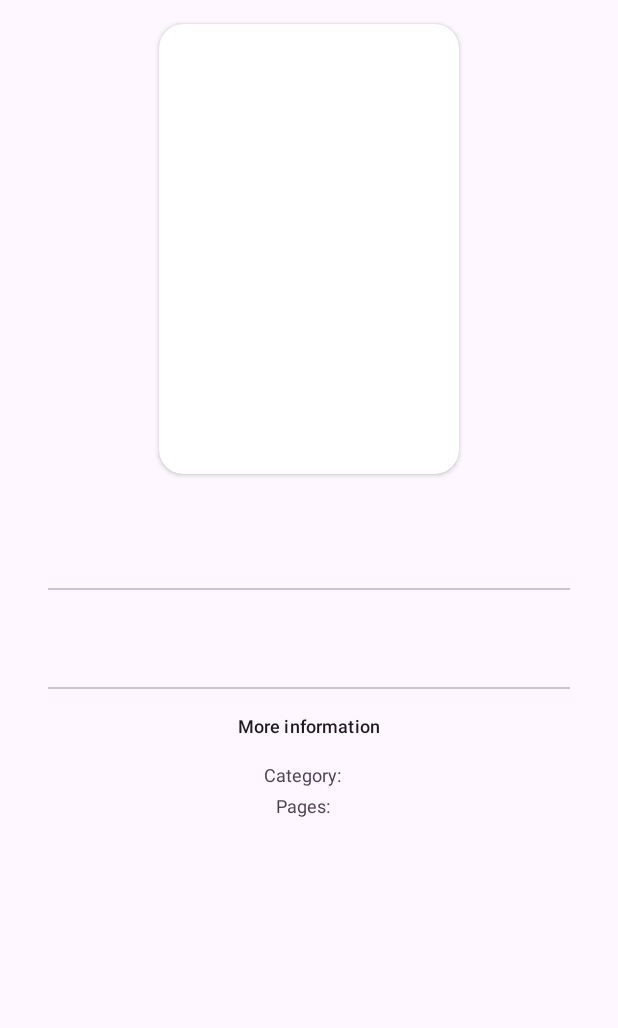
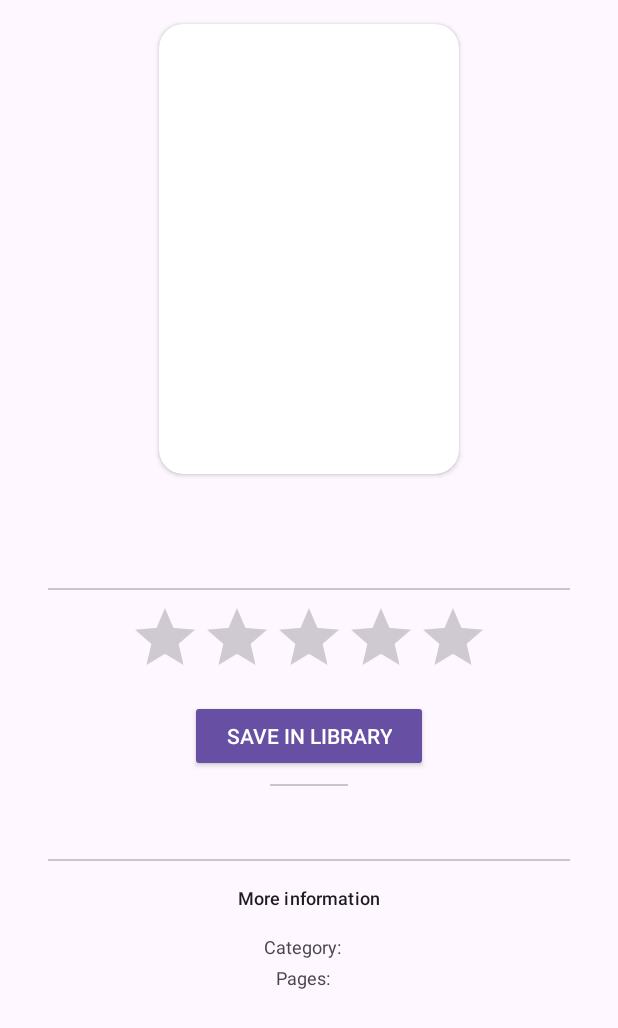
Before and after one commit to sxrgi0/ReadSpace, an Android app: the BookDetailActivity screen opened directly, with no data from a screen before it, on a phone screen of 412 x 824 dp. Shown: the top 1028 px of the screen. Run offline under Robolectric (Android 15) with nearby library versions, the phone set to English and light mode, and no system bars; our stand-ins replace Picasso; network calls fail; pictures from the network do not load; 2 statements that could not run were skipped.

Commit message:
Now you can navigate to Detail Activity

```diff
--- a/app/src/main/java/com/example/readspace/activities/BookDetailActivity.kt
+++ b/app/src/main/java/com/example/readspace/activities/BookDetailActivity.kt
@@ -1,6 +1,7 @@
 package com.example.readspace.activities
 
 import android.os.Bundle
+import android.text.Html
 import androidx.activity.enableEdgeToEdge
 import androidx.appcompat.app.AppCompatActivity
 import androidx.core.view.ViewCompat
@@ -9,6 +10,7 @@ import com.example.readspace.R
 import com.example.readspace.data.Book
 import com.example.readspace.databinding.ActivityBookDetailBinding
 import com.example.readspace.utils.BookService
+import com.squareup.picasso.Picasso
 import kotlinx.coroutines.CoroutineScope
 import kotlinx.coroutines.Dispatchers
 import kotlinx.coroutines.launch
@@ -36,14 +38,55 @@ class BookDetailActivity : AppCompatActivity() {
         }
 
         val id = intent.getStringExtra(BOOK_ID)!!
+        getBookId(id)
 
     }
 
     fun getBookId(id: String){
-        CoroutineScope(Dispatchers.IO).launch {
-            val service = BookService.getInstance()
-            //book = service.findBookbyId(id)
+        try {
+            CoroutineScope(Dispatchers.IO).launch {
+                val service = BookService.getInstance()
+                book = service.findBookbyId(id)
+
+                CoroutineScope(Dispatchers.Main).launch {
+                    loadData()
+                }
+            }
+        } catch (e: Exception) {
+            e.printStackTrace()
         }
 
     }
+
+    fun loadData(){
+        Picasso.get().load(book.volumeInfo.imageLinks?.thumbnail?.replace("http://", "https://"))
+            .placeholder(R.drawable.ic_image_error)
+            .into(binding.coverImageView)
+
+        binding.titleTextView.text = book.volumeInfo.title
+
+        if(book.volumeInfo.pageCount != 0){
+            binding.pagecountTextView.text = book.volumeInfo.pageCount.toString()
+        } else {
+            binding.pagecountTextView.text = "Unknown"
+        }
+
+        if(book.volumeInfo.authors != null){
+            binding.authorTextView.text = book.volumeInfo.authors?.joinToString(", ")
+        } else{
+            binding.authorTextView.text = "Unknown author"
+        }
+
+        if(book.volumeInfo.categories != null){
+            binding.categoryTextView.text = book.volumeInfo.categories?.joinToString(", ")
+        } else{
+            binding.categoryTextView.text = "Unknown"
+        }
+
+        if(book.volumeInfo.description != null){
+            binding.descriptionTextView.text = Html.fromHtml(book.volumeInfo.description, 0)
+        } else{
+            binding.descriptionTextView.text = "No data"
+        }
+    }
 }
--- a/app/src/main/java/com/example/readspace/activities/MainActivity.kt
+++ b/app/src/main/java/com/example/readspace/activities/MainActivity.kt
@@ -1,5 +1,6 @@
 package com.example.readspace.activities
 
+import android.content.Intent
 import android.os.Bundle
 import androidx.activity.enableEdgeToEdge
 import androidx.appcompat.app.AppCompatActivity
@@ -37,6 +38,10 @@ class MainActivity : AppCompatActivity() {
 
         adapter = BookAdapter(bookList) {
             val book = bookList[it]
+
+            val intent = Intent(this, BookDetailActivity::class.java)
+            intent.putExtra(BookDetailActivity.BOOK_ID, book.apiId)
+            startActivity(intent)
         }
 
         binding.recyclerView.adapter = adapter
--- a/app/src/main/java/com/example/readspace/adapters/BookAdapter.kt
+++ b/app/src/main/java/com/example/readspace/adapters/BookAdapter.kt
@@ -47,7 +47,7 @@ class BookViewHolder(val binding : ItemBookBinding) : ViewHolder(binding.root){
         if(book.volumeInfo.pageCount != 0){
             binding.pagesTextView.text = book.volumeInfo.pageCount.toString()
         } else {
-            binding.dateTextView.text = "Unknown"
+            binding.pagesTextView.text = "Unknown"
         }
 
         if(book.volumeInfo.authors != null){
--- a/app/src/main/java/com/example/readspace/utils/BookService.kt
+++ b/app/src/main/java/com/example/readspace/utils/BookService.kt
@@ -1,5 +1,6 @@
 package com.example.readspace.utils
 
+import com.example.readspace.data.Book
 import com.example.readspace.data.BookSearchResponse
 import retrofit2.Retrofit
 import retrofit2.converter.gson.GsonConverterFactory
@@ -20,7 +21,7 @@ interface BookService {
     suspend fun findBookbyId(
         @Path("id") id: String,
         @Query("key") apiKey: String = "AIzaSyA0XN-NMA5ffvG-1pooFfvGPNkyN7eVsJM"
-    )
+    ) :Book
 
 
 
--- a/app/src/main/res/layout/activity_book_detail.xml
+++ b/app/src/main/res/layout/activity_book_detail.xml
@@ -1,5 +1,5 @@
 <?xml version="1.0" encoding="utf-8"?>
-<LinearLayout xmlns:android="http://schemas.android.com/apk/res/android"
+<androidx.core.widget.NestedScrollView xmlns:android="http://schemas.android.com/apk/res/android"
     xmlns:app="http://schemas.android.com/apk/res-auto"
     xmlns:tools="http://schemas.android.com/tools"
     android:id="@+id/main"
@@ -8,18 +8,24 @@
     android:orientation="vertical"
     tools:context=".activities.BookDetailActivity">
 
+    <LinearLayout
+        android:layout_width="match_parent"
+        android:layout_height="match_parent"
+        android:orientation="vertical">
+
         <androidx.cardview.widget.CardView
             android:layout_width="wrap_content"
             android:layout_height="wrap_content"
+            android:layout_gravity="center_horizontal"
+            android:layout_marginTop="16dp"
             android:elevation="4dp"
-        app:cardCornerRadius="16dp"
-        android:layout_marginTop="16dp"
-        android:layout_gravity="center_horizontal">
+            app:cardCornerRadius="16dp">
 
             <ImageView
                 android:id="@+id/coverImageView"
                 android:layout_width="200dp"
-            android:layout_height="300dp"/>
+                android:layout_height="300dp"
+                android:scaleType="centerCrop" />
 
         </androidx.cardview.widget.CardView>
 
@@ -27,19 +33,22 @@
             android:id="@+id/titleTextView"
             android:layout_width="wrap_content"
             android:layout_height="wrap_content"
-        tools:text="Book Title"
+            android:layout_gravity="center_horizontal"
+            android:layout_marginStart="16dp"
+            android:layout_marginTop="16dp"
+            android:layout_marginEnd="16dp"
+            android:gravity="center_horizontal"
             android:textAppearance="@style/TextAppearance.AppCompat.Light.SearchResult.Title"
-        android:layout_marginTop="16dp"
-        android:layout_gravity="center_horizontal"/>
+            tools:text="Book Title" />
 
         <TextView
             android:id="@+id/authorTextView"
             android:layout_width="wrap_content"
             android:layout_height="wrap_content"
-        tools:text="Book Author"
+            android:layout_gravity="center_horizontal"
             android:textAppearance="@style/TextAppearance.AppCompat.Widget.ActionMode.Subtitle.Inverse"
             android:textSize="12dp"
-        android:layout_gravity="center_horizontal"/>
+            tools:text="Book Author" />
 
         <com.google.android.material.divider.MaterialDivider
             android:layout_width="match_parent"
@@ -48,31 +57,56 @@
             app:dividerInsetEnd="32dp"
             app:dividerInsetStart="32dp"/>
 
+        <androidx.appcompat.widget.AppCompatRatingBar
+            android:id="@+id/ratingBar"
+            android:layout_width="wrap_content"
+            android:layout_height="wrap_content"
+            android:layout_gravity="center_horizontal"
+            android:stepSize="0.5"
+            android:scrollbarSize="120dp"
+            android:layout_marginTop="8dp"/>
+
+        <Button
+            android:id="@+id/statusButton"
+            android:layout_width="wrap_content"
+            android:layout_height="wrap_content"
+            android:layout_gravity="center_horizontal"
+            style="@style/Widget.AppCompat.Button.Small"
+            android:text="Save in library"
+            android:layout_marginTop="8dp"/>
+
+        <com.google.android.material.divider.MaterialDivider
+            android:layout_width="match_parent"
+            android:layout_height="wrap_content"
+            android:layout_marginTop="8dp"
+            app:dividerInsetEnd="180dp"
+            app:dividerInsetStart="180dp"/>
+
         <TextView
             android:id="@+id/descriptionTextView"
             android:layout_width="wrap_content"
             android:layout_height="wrap_content"
-        tools:text="Book Description"
+            android:layout_gravity="center_horizontal"
+            android:gravity="center_horizontal"
+            android:padding="16dp"
             android:textAppearance="@style/TextAppearance.MaterialComponents.Subtitle2"
             android:textSize="12dp"
-        android:padding="16dp"
-        android:layout_gravity="center_horizontal"/>
+            tools:text="Book Description" />
 
         <com.google.android.material.divider.MaterialDivider
             android:layout_width="match_parent"
             android:layout_height="wrap_content"
-        android:layout_marginTop="16dp"
             app:dividerInsetEnd="32dp"
-        app:dividerInsetStart="32dp"/>
+            app:dividerInsetStart="32dp" />
 
         <TextView
             android:layout_width="wrap_content"
             android:layout_height="wrap_content"
+            android:layout_gravity="center_horizontal"
+            android:layout_marginTop="16dp"
             android:text="More information"
             android:textAppearance="@style/TextAppearance.MaterialComponents.Subtitle2"
-        android:textSize="12dp"
-        android:layout_marginTop="16dp"
-        android:layout_gravity="center_horizontal"/>
+            android:textSize="12dp" />
 
         <LinearLayout
             android:layout_width="match_parent"
@@ -82,62 +116,64 @@
             <LinearLayout
                 android:layout_width="match_parent"
                 android:layout_height="wrap_content"
-            android:orientation="horizontal"
                 android:layout_marginStart="16dp"
+                android:layout_marginTop="16dp"
                 android:layout_marginEnd="16dp"
-            android:layout_marginTop="16dp"
-            android:gravity="center_horizontal">
+                android:gravity="center_horizontal"
+                android:orientation="horizontal">
 
                 <TextView
                     android:layout_width="wrap_content"
                     android:layout_height="wrap_content"
+                    android:layout_gravity="center_horizontal"
                     android:text="Category:"
                     android:textAppearance="@style/TextAppearance.AppCompat.Widget.ActionMode.Subtitle.Inverse"
-                android:textSize="12dp"
-                android:layout_gravity="center_horizontal"/>
+                    android:textSize="12dp" />
 
                 <TextView
                     android:id="@+id/categoryTextView"
                     android:layout_width="wrap_content"
                     android:layout_height="wrap_content"
-                tools:text="Fiction"
+                    android:layout_gravity="center_horizontal"
+                    android:layout_marginStart="8dp"
                     android:textAppearance="@style/TextAppearance.AppCompat.Widget.ActionMode.Subtitle.Inverse"
                     android:textSize="12dp"
-                android:layout_marginStart="8dp"
-                android:layout_gravity="center_horizontal"/>
+                    tools:text="Fiction"
+                    android:gravity="center_horizontal"/>
 
             </LinearLayout>
 
             <LinearLayout
                 android:layout_width="match_parent"
                 android:layout_height="wrap_content"
-            android:orientation="horizontal"
                 android:layout_marginStart="16dp"
+                android:layout_marginTop="4dp"
                 android:layout_marginEnd="16dp"
-            android:layout_marginTop="4dp"
-            android:gravity="center_horizontal">
+                android:gravity="center_horizontal"
+                android:orientation="horizontal">
 
                 <TextView
                     android:layout_width="wrap_content"
                     android:layout_height="wrap_content"
+                    android:layout_gravity="center_horizontal"
                     android:text="Pages:"
                     android:textAppearance="@style/TextAppearance.AppCompat.Widget.ActionMode.Subtitle.Inverse"
-                android:textSize="12dp"
-                android:layout_gravity="center_horizontal"/>
+                    android:textSize="12dp" />
 
                 <TextView
                     android:id="@+id/pagecountTextView"
                     android:layout_width="wrap_content"
                     android:layout_height="wrap_content"
-                tools:text="0"
+                    android:layout_gravity="center_horizontal"
+                    android:layout_marginStart="8dp"
                     android:textAppearance="@style/TextAppearance.AppCompat.Widget.ActionMode.Subtitle.Inverse"
                     android:textSize="12dp"
-                android:layout_marginStart="8dp"
-                android:layout_gravity="center_horizontal"/>
+                    tools:text="0" />
 
             </LinearLayout>
 
         </LinearLayout>
 
+    </LinearLayout>
 
-</LinearLayout>
+</androidx.core.widget.NestedScrollView>
```
Lines whose indentation alone changed are shown as unchanged.
